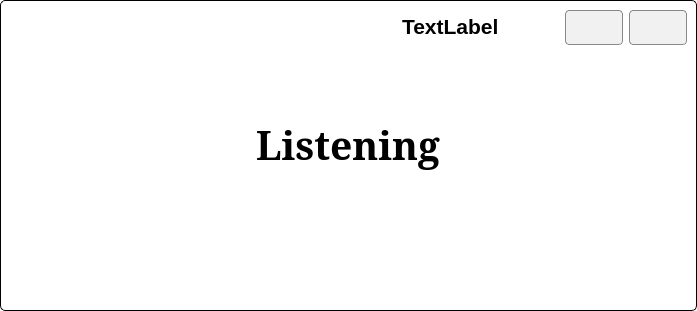
Above: ui/listening_window.ui from Achu-Worifung/quickMove before the change. Below: the same form after it.
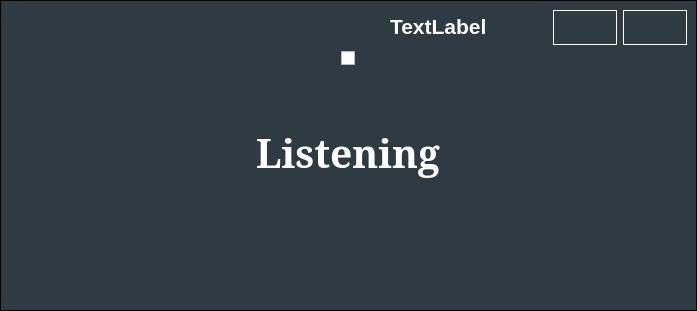
That is the form after the change. Icons and pictures are not drawn.

What changed in the file:
```diff
--- a/ui/listening_window.ui
+++ b/ui/listening_window.ui
@@ -14,19 +14,22 @@
    <string>Frame</string>
   </property>
   <property name="styleSheet">
-   <string notr="true">/* Corrected stylesheet */
+   <string notr="true">QPushButton{
+    border-style: outset;
+    border-width: 1px;
+    border-radius: 0px;
+    border-color: white;
+    padding: 4px;
+font:20px;
+
+}
 QFrame#Frame {
     border: 1px solid black; 
-    border-radius: 5px;
-    background-color: rgb(255, 255, 255); /* Or use #ffffff */
+    color:white;
+background-color:rgb(47, 59, 66);
 }
 
-QPushButton {
-    padding: 4px 12px;
-    border: 1px solid #888;
-    border-radius: 4px;
-    background-color: #f1f1f1;
-}</string>
+</string>
   </property>
   <layout class="QVBoxLayout" name="verticalLayout_2">
    <property name="spacing">
@@ -64,12 +67,11 @@
         </size>
        </property>
        <property name="styleSheet">
-        <string notr="true">QPushButton {
-                    padding: 4px 12px;
-                    border: 1px solid #888;
-                    border-radius: 4px;
-                    background-color: #f1f1f1;
-                }</string>
+        <string notr="true">QWidget#widget_4
+{
+    color:white;
+background-color:rgb(47, 59, 66);
+}</string>
        </property>
        <layout class="QHBoxLayout" name="horizontalLayout">
         <item>
@@ -82,6 +84,9 @@
             <bold>true</bold>
            </font>
           </property>
+          <property name="styleSheet">
+           <string notr="true">color: rgb(255, 255, 255);</string>
+          </property>
           <property name="text">
            <string>TextLabel</string>
           </property>
@@ -109,9 +114,7 @@
            </size>
           </property>
           <property name="styleSheet">
-           <string notr="true">QPushButton:hover#min{
-background-color: rgb(107, 123, 148);
-}</string>
+           <string notr="true"/>
           </property>
           <property name="text">
            <string/>
@@ -137,13 +140,7 @@
            </size>
           </property>
           <property name="styleSheet">
-           <string notr="true">QPushButton:hover#close_button
-{
- background-color: rgb(255, 47, 50);
-}
-
-
-</string>
+           <string notr="true"/>
           </property>
           <property name="text">
            <string/>
@@ -169,7 +166,10 @@
         <cursorShape>PointingHandCursor</cursorShape>
        </property>
        <property name="styleSheet">
-        <string notr="true">QCheckBox::indicator { width: 0px; height: 0px; }</string>
+        <string notr="true">QCheckBox::indicator { width: 0px; height: 0px; };
+background-color:rgb(47, 59, 66);
+color: rgb(255, 255, 255);
+</string>
        </property>
        <property name="text">
         <string/>
@@ -202,6 +202,9 @@
          <bold>true</bold>
         </font>
        </property>
+       <property name="styleSheet">
+        <string notr="true">color: rgb(255, 255, 255);</string>
+       </property>
        <property name="text">
         <string>Listening</string>
        </property>
@@ -226,7 +229,8 @@
        <property name="styleSheet">
         <string notr="true">border:none;
 border-radius:20px;
-background-color:transparent</string>
+background-color:transparent;
+color:white</string>
        </property>
       </widget>
      </item>
```
